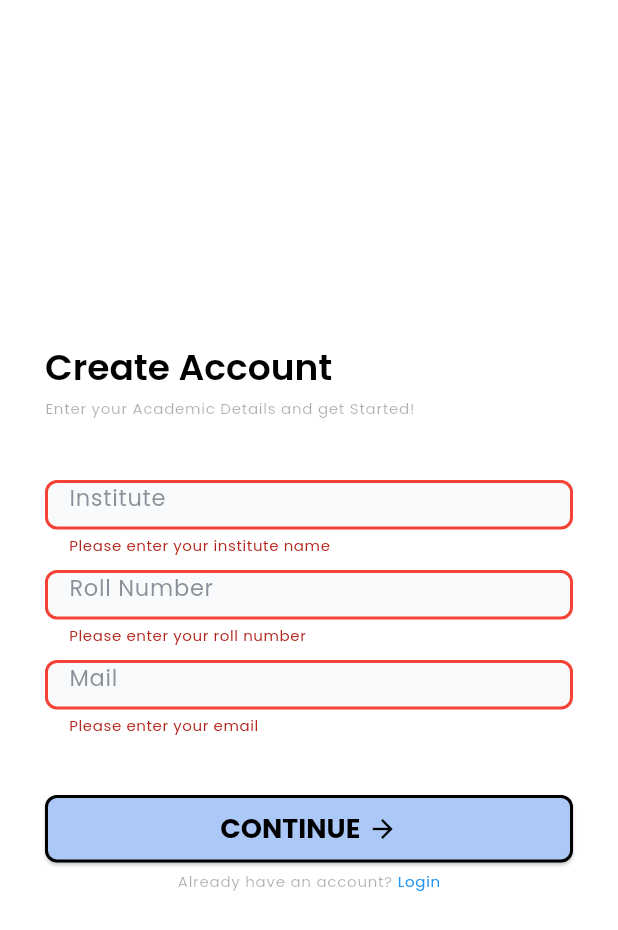
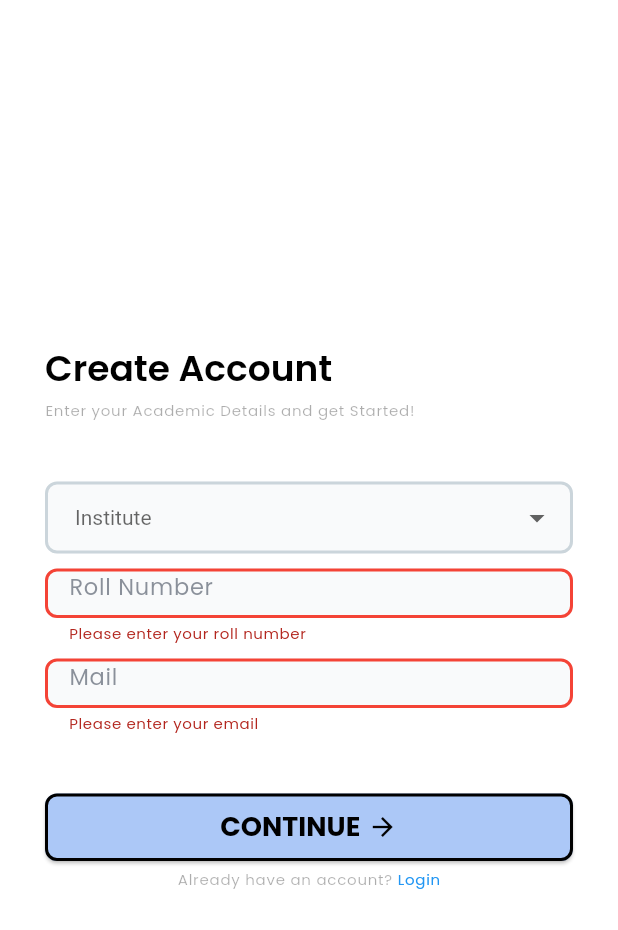
Before and after one commit to neo-0007/Campus-Communities, a Flutter app: the SignupPage1 screen opened by its route, after a tap on "CONTINUE", on a phone screen of 412 x 824 dp. Shown: the top 930 px of the screen. Run offline on Flutter 3.47's test engine with Material 3 defaults, Android fonts, the phone set to English and light mode, and no system bars; our stand-ins replace go_router, google_fonts, smooth_page_indicator.

Commit message:
style:change institute to dropdown

```diff
--- a/flutter_app/lib/core/utils/constants/university_constants.dart
+++ b/flutter_app/lib/core/utils/constants/university_constants.dart
@@ -1,4 +1,8 @@
 class UniversityConstants {
+  static const List<String> universities = [
+    'Tezpur University',
+    'IIT Guwahati',
+  ];
   static const List<String> semesters = [
     '1',
     '2',
@@ -22,7 +26,7 @@ class UniversityConstants {
     "BSc",
     "BA",
   ];
-  static const List<String> departments =[
+  static const List<String> departments = [
     'CSE',
     'ECE',
     'EE',
--- a/flutter_app/lib/features/auth/presentation/views/signup_page1.dart
+++ b/flutter_app/lib/features/auth/presentation/views/signup_page1.dart
@@ -1,6 +1,8 @@
 import 'package:flutter/material.dart';
 import 'package:flutter_app/core/utils/constants/spaces.dart';
+import 'package:flutter_app/core/utils/constants/university_constants.dart';
 import 'package:flutter_app/features/auth/presentation/widgets/auth_button.dart';
+import 'package:flutter_app/features/auth/presentation/widgets/auth_dropdown.dart';
 import 'package:flutter_app/features/auth/presentation/widgets/auth_form_field.dart';
 import 'package:flutter_app/features/auth/presentation/widgets/auth_texts.dart';
 import 'package:flutter_app/core/error/user_data_validation.dart';
@@ -19,7 +21,7 @@ class SignupPage1State extends State<SignupPage1> {
   final TextEditingController _instituteController = TextEditingController();
   final TextEditingController _rollNumberController = TextEditingController();
   final TextEditingController _emailController = TextEditingController();
-
+  String? selectedUniversity;
 
   final GlobalKey<FormState> _formKey = GlobalKey<FormState>();
 
@@ -49,16 +51,7 @@ class SignupPage1State extends State<SignupPage1> {
               AuthSmallText(
                   text: 'Enter your Academic Details and get Started!'),
               Spaces.largeSpace,
-              CAuthFormField(
-                controller: _instituteController,
-                hintText: 'Institute',
-                validator: (value) {
-                  if (value == null || value.isEmpty) {
-                    return 'Please enter your institute name';
-                  }
-                  return null;
-                },
-              ),
+              CDropdownButtonTheme.lightTheme(context,UniversityConstants.universities,selectedUniversity, 'Institute'),
               Spaces.smallSpace,
               CAuthFormField(
                 controller: _rollNumberController,
```
